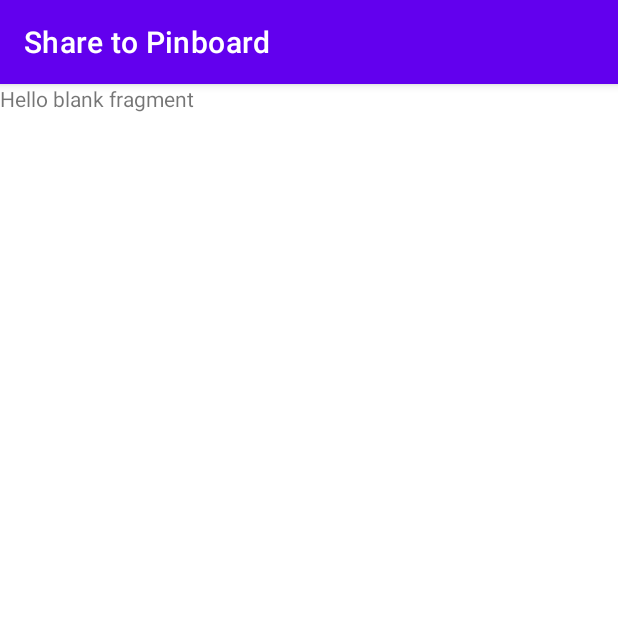
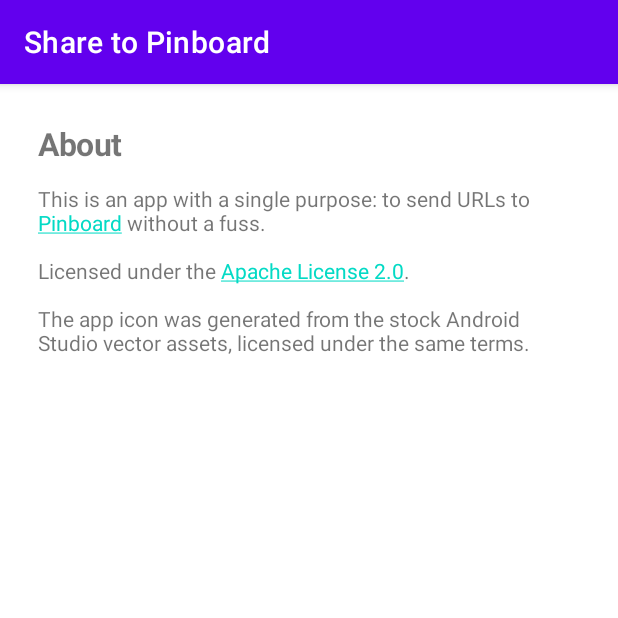
Before and after one commit to mbikovitsky/ShareToPinboard, an Android app: the fragment AboutFragment shown on its own in the app's theme, on a phone screen of 412 x 824 dp, the top half of it. Run offline under Robolectric (Android 15) with nearby library versions, the phone set to English and light mode, and no system bars.

Commit message:
Add about text

```diff
--- a/app/build.gradle
+++ b/app/build.gradle
@@ -12,6 +12,10 @@ android {
         targetSdk 30
         versionCode 1
         versionName "1.0"
+    }
+
+    buildFeatures {
+        viewBinding true
     }
 
     buildTypes {
--- a/app/src/main/java/com/bikodbg/sharetopinboard/AboutFragment.kt
+++ b/app/src/main/java/com/bikodbg/sharetopinboard/AboutFragment.kt
@@ -1,5 +1,38 @@
 package com.bikodbg.sharetopinboard
 
+import android.os.Bundle
+import android.text.method.LinkMovementMethod
+import android.view.LayoutInflater
+import android.view.View
+import android.view.ViewGroup
+import androidx.core.text.HtmlCompat
 import androidx.fragment.app.Fragment
+import com.bikodbg.sharetopinboard.databinding.FragmentAboutBinding
 
-class AboutFragment : Fragment(R.layout.fragment_about)
+class AboutFragment : Fragment() {
+    private var _binding: FragmentAboutBinding? = null
+
+    private val binding get() = _binding!!
+
+    override fun onCreateView(
+        inflater: LayoutInflater,
+        container: ViewGroup?,
+        savedInstanceState: Bundle?
+    ): View {
+        _binding = FragmentAboutBinding.inflate(inflater, container, false)
+        return binding.root
+    }
+
+    override fun onDestroyView() {
+        super.onDestroyView()
+        _binding = null
+    }
+
+    override fun onViewCreated(view: View, savedInstanceState: Bundle?) {
+        val aboutHtml = getString(R.string.about)
+        val about = HtmlCompat.fromHtml(aboutHtml, HtmlCompat.FROM_HTML_MODE_LEGACY)
+
+        binding.aboutText.text = about
+        binding.aboutText.movementMethod = LinkMovementMethod.getInstance()
+    }
+}
--- a/app/src/main/res/layout/fragment_about.xml
+++ b/app/src/main/res/layout/fragment_about.xml
@@ -5,10 +5,10 @@
     android:layout_height="match_parent"
     tools:context=".AboutFragment">
 
-    <!-- TODO: Update blank fragment layout -->
     <TextView
+        android:id="@+id/about_text"
         android:layout_width="match_parent"
         android:layout_height="match_parent"
-        android:text="@string/hello_blank_fragment" />
+        android:layout_margin="25dp" />
 
 </FrameLayout>
--- a/app/src/main/res/values/strings.xml
+++ b/app/src/main/res/values/strings.xml
@@ -17,6 +17,11 @@
     <string name="pinboard_unread_by_default_preference_title">Unread by default</string>
     <string name="pinboard_unread_by_default_summary_on">Shared items will be marked unread</string>
     <string name="pinboard_unread_by_default_summary_off">Shared items will NOT be marked unread</string>
-    <!-- TODO: Remove or change this placeholder text -->
-    <string name="hello_blank_fragment">Hello blank fragment</string>
+
+    <string name="about"><![CDATA[
+<h1>About</h1>
+<p>This is an app with a single purpose: to send URLs to <a href="https://pinboard.in/">Pinboard</a> without a fuss.</p>
+<p>Licensed under the <a href="https://www.apache.org/licenses/LICENSE-2.0.txt">Apache License 2.0</a>.</p>
+<p>The app icon was generated from the stock Android Studio vector assets, licensed under the same terms.</p>
+]]></string>
 </resources>
```
